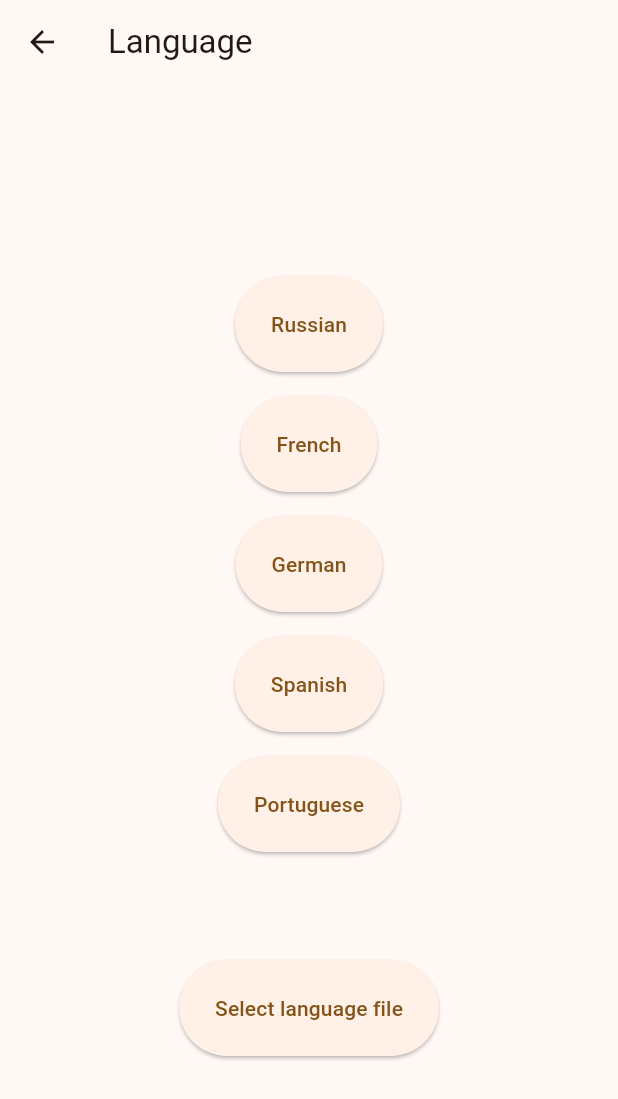
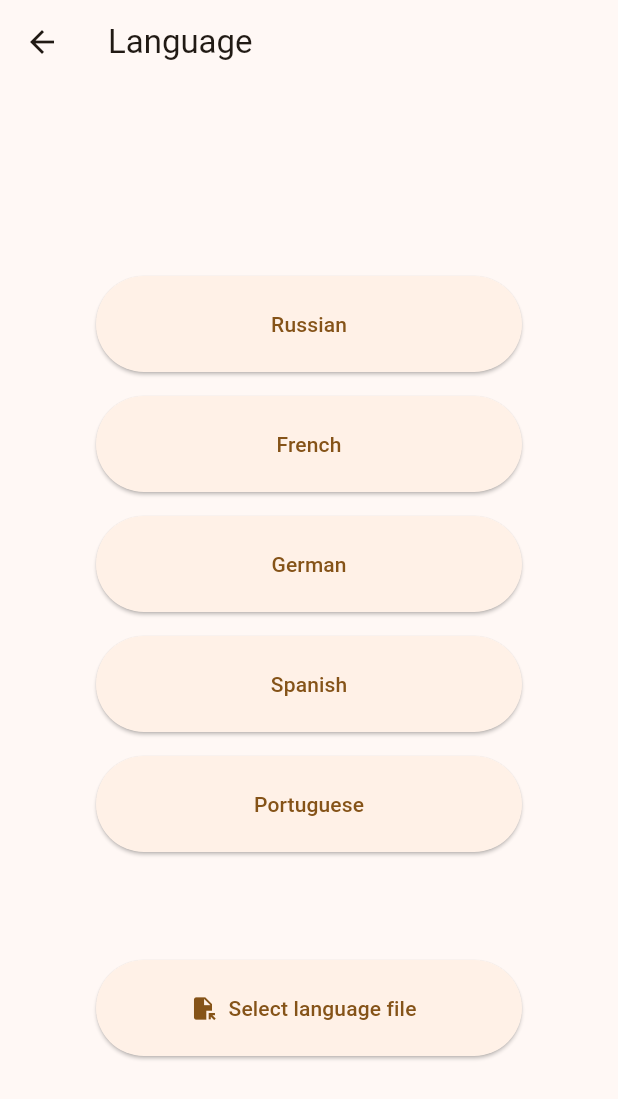
Before and after one commit to dov-vai/ClozeCall, a Flutter app: the LanguagePage screen opened by its route, after a tap on "Select language file", on a phone screen of 412 x 824 dp. Shown: the top 1099 px of the screen. Run offline on Flutter 3.47's test engine with Material 3 defaults, Android fonts, the phone set to English and light mode, and no system bars; our stand-ins replace audioplayers, dio, file_picker, sqflite_common_ffi; missing offline and left inert: edge_tts, translator; accounts and stored records are empty.

Commit message:
feat: visual improvements for language selection

```diff
--- a/lib/pages/language_page.dart
+++ b/lib/pages/language_page.dart
@@ -1,6 +1,7 @@
 import 'package:cloze_call/data/enums/language.dart';
 import 'package:cloze_call/services/cloze/cloze_service.dart';
 import 'package:cloze_call/utils/file_downloader.dart';
+import 'package:cloze_call/utils/url_utils.dart';
 import 'package:flutter/material.dart';
 import 'package:provider/provider.dart';
 
@@ -14,10 +15,12 @@ class LanguagePage extends StatefulWidget {
 class _LanguagePageState extends State<LanguagePage> {
   final _fileDownloader = FileDownloader();
   late ClozeService _clozeService;
+  String? _languageFilePath;
   @override
   void initState() {
     super.initState();
     _clozeService = Provider.of<ClozeService>(context, listen: false);
+    refreshLanguageFilePath();
   }
 
   @override
@@ -27,24 +30,36 @@ class _LanguagePageState extends State<LanguagePage> {
         title: const Text('Language'),
       ),
       body: Center(
+          child: Padding(
+              padding: const EdgeInsets.symmetric(horizontal: 64),
               child: Column(
                 mainAxisAlignment: MainAxisAlignment.center,
                 children: [
                   languages(),
                   const SizedBox(height: 64),
-            ElevatedButton(
+                  ElevatedButton.icon(
                     onPressed: () async {
                       var path = await _clozeService.pickLanguageFile();
                       await _clozeService.setLanguageFile(path);
                       await _clozeService.initialize();
+                      refreshLanguageFilePath();
                     },
-              style: ElevatedButton.styleFrom(minimumSize: const Size(0, 64)),
-              child: const Text('Select language file'),
+                    style: ElevatedButton.styleFrom(
+                        minimumSize: const Size(double.infinity, 64)),
+                    label: const Text('Select language file'),
+                    icon: isCustomLanguageSelectedIcon(),
                   ),
                 ],
-        ),
-      ),
+              ))),
     );
+  }
+
+  void refreshLanguageFilePath() {
+    _clozeService.languageFilePath.then((path) {
+      setState(() {
+        _languageFilePath = path;
+      });
+    });
   }
 
   Widget languages() {
@@ -52,21 +67,63 @@ class _LanguagePageState extends State<LanguagePage> {
       for (var language in Language.values)
         Padding(
             padding: const EdgeInsets.symmetric(vertical: 8),
-          child: ElevatedButton(
+            child: ElevatedButton.icon(
                 onPressed: () async {
-                // TODO: progress bar
-                var fileName = _fileDownloader.getFileNameFromUrl(language.url);
-                var path =
-                    await _fileDownloader.downloadFile(language.url, fileName);
+                  progressDialog();
+                  var fileName = UrlUtils.getFileNameFromUrl(language.url);
+                  var path = await _fileDownloader.downloadFile(
+                      language.url, fileName);
 
                   if (path != null) {
                     await _clozeService.setLanguageFile(path);
                     await _clozeService.initialize();
+                    refreshLanguageFilePath();
                   }
+                  Navigator.of(context).pop();
                 },
-              style: ElevatedButton.styleFrom(minimumSize: const Size(0, 64)),
-              child: Text(language.name)),
-        )
+                style: ElevatedButton.styleFrom(
+                    minimumSize: const Size(double.infinity, 64)),
+                label: Text(language.name),
+                icon: isLanguageSelectedIcon(language)))
     ]);
   }
+
+  Icon? isLanguageSelectedIcon(Language language) {
+    // FIXME: get rid of these path hardcodes throughout the code
+    final path =
+        ".ClozeCall/files/${UrlUtils.getFileNameFromUrl(language.url)}";
+
+    if (_languageFilePath != null && _languageFilePath!.contains(path)) {
+      return const Icon(Icons.check);
     }
+
+    return null;
+  }
+
+  Icon isCustomLanguageSelectedIcon() {
+    if (_languageFilePath != null &&
+        !_languageFilePath!.contains(".ClozeCall/files/")) {
+      return const Icon(Icons.check);
+    }
+    return const Icon(Icons.file_open);
+  }
+
+  Future<void> progressDialog() async {
+    return showDialog(
+        context: context,
+        barrierDismissible: false,
+        builder: (context) {
+          return const AlertDialog(
+              title: Text("Please wait"),
+              content: Column(
+                mainAxisAlignment: MainAxisAlignment.center,
+                mainAxisSize: MainAxisSize.min,
+                children: [
+                  Text("Downloading language"),
+                  SizedBox(height: 16),
+                  LinearProgressIndicator()
+                ],
+              ));
+        });
+  }
+}
--- a/lib/services/cloze/cloze_service.dart
+++ b/lib/services/cloze/cloze_service.dart
@@ -21,6 +21,10 @@ class ClozeService implements IClozeService {
 
   @override
   bool get initialized => _initialized;
+
+  Future<String?> get languageFilePath async {
+    return await _config.get('language_file');
+  }
 
   ClozeService(this._config, this._clozeRepo);
 
--- a/lib/utils/file_downloader.dart
+++ b/lib/utils/file_downloader.dart
@@ -8,7 +8,7 @@ class FileDownloader {
   Dio dio = Dio();
 
   Future<String?> downloadFile(String url, String fileName,
-      {Function(int, int)? onReceiveProgress}) async {
+      {Function(int received, int total)? onReceiveProgress}) async {
     try {
       Directory appDocDir = await getApplicationDocumentsDirectory();
       String savePath = '${appDocDir.path}/.ClozeCall/files/$fileName';
@@ -23,8 +23,4 @@ class FileDownloader {
     }
     return null;
   }
-
-  String getFileNameFromUrl(String url) {
-    return Uri.parse(url).pathSegments.last;
-  }
 }
--- /dev/null
+++ b/lib/utils/url_utils.dart
@@ -0,0 +1,7 @@
+class UrlUtils {
+  UrlUtils._();
+
+  static String getFileNameFromUrl(String url) {
+    return Uri.parse(url).pathSegments.last;
+  }
+}
```
Lines whose indentation alone changed are shown as unchanged.
